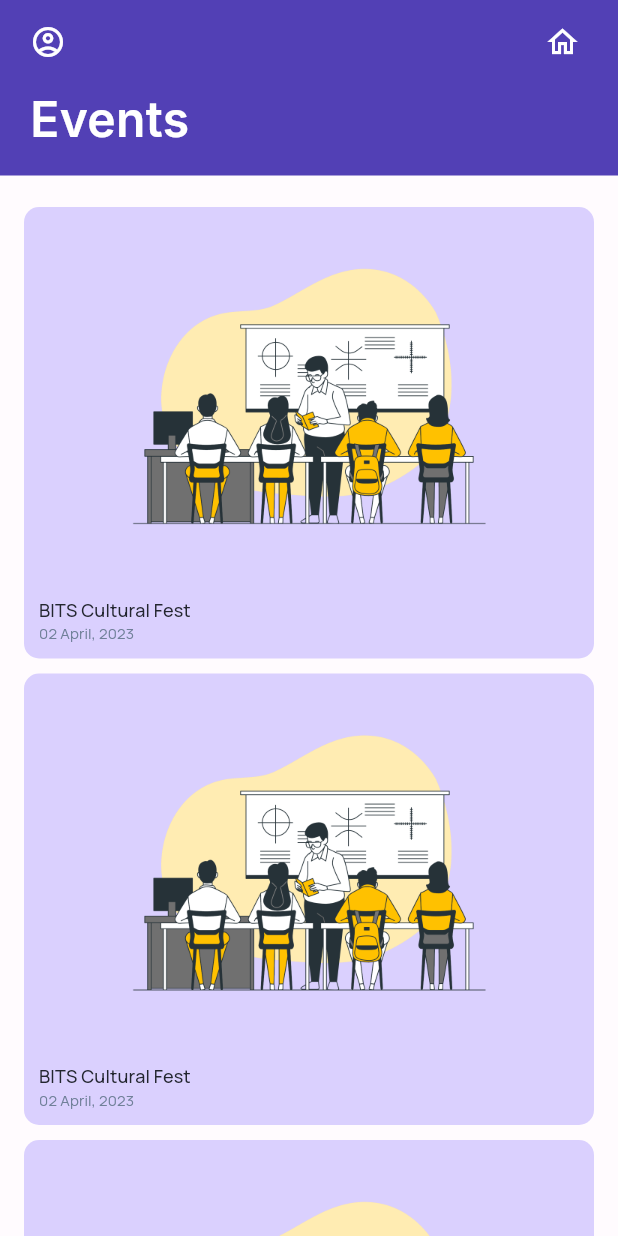
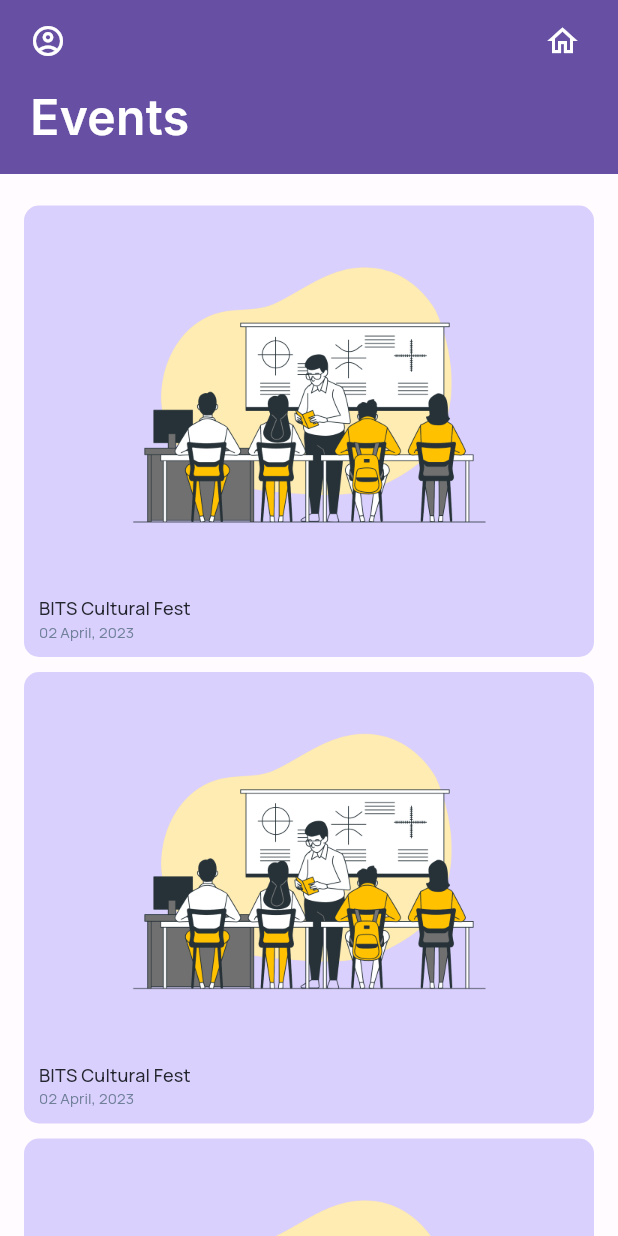
Before and after one commit to Meghashyam1218/BEAM, a Flutter app: the EventsClg screen opened by its route, on a phone screen of 412 x 824 dp. Run offline on Flutter 3.47's test engine with Material 2 defaults, Android fonts, the phone set to English and light mode, and no system bars; our stand-ins replace go_router, google_fonts.

Commit message:
appbar changes

```diff
--- a/lib/screens/utilis/events.dart
+++ b/lib/screens/utilis/events.dart
@@ -1,3 +1,4 @@
+import 'package:beam/components/appbar.dart';
 import 'package:flutter/material.dart';
 import 'package:go_router/go_router.dart';
 import 'package:google_fonts/google_fonts.dart';
@@ -14,54 +15,9 @@
   Widget build(BuildContext context) {
     return SafeArea(
       child: Scaffold(
-        appBar: AppBar(
-          foregroundColor: const Color.fromARGB(255, 0, 0, 0),
-          backgroundColor: const Color.fromARGB(255, 82, 64, 181),
-          shadowColor: const Color.fromARGB(0, 0, 0, 0),
-          leading: Padding(
-            padding: const EdgeInsets.symmetric(horizontal: 20),
-            child: GestureDetector(
-              onTap: ((() {})),
-              child: const Icon(
-                Icons.account_circle_outlined,
-                size: 24,
-                color: Color.fromARGB(255, 255, 255, 255),
-              ),
-            ),
-          ),
-          actions: [
-            GestureDetector(
-              onTap: (() {
-                GoRouter.of(context).pop();
-              }),
-              child: const Padding(
-                padding: EdgeInsets.symmetric(horizontal: 25),
-                child: Icon(
-                  Icons.home_outlined,
-                  size: 24,
-                  color: Color.fromARGB(255, 255, 255, 255),
-                ),
-              ),
-            )
-          ],
-        ),
+        appBar: BeamAppBar(name: "Events"),
         body: Column(
           children: [
-            Container(
-              width: double.infinity,
-              color: const Color(0xff5240b5),
-              child: Padding(
-                padding: const EdgeInsets.only(left: 20, bottom: 15),
-                child: Text(
-                  "Events",
-                  style: GoogleFonts.inter(
-                    fontSize: 32,
-                    fontWeight: FontWeight.w600,
-                    color: Colors.white,
-                  ),
-                ),
-              ),
-            ),
             Expanded(
               child: Padding(
                 padding: const EdgeInsets.only(left: 16, right: 16, top: 16),
@@ -137,7 +93,6 @@
   @override
   Widget build(BuildContext context) {
     return const Center(
-
       child: Image(
         image: AssetImage('assets/login(1).png'),
         height: 250,
```
Also changed, not shown: lib/screens/student/dashboard.dart (+3 -7 lines), lib/screens/student/feedues.dart (+20 -8 lines), lib/screens/student/notifications.dart (+3 -33 lines), lib/screens/student/timetable.dart (+4 -45 lines), lib/screens/utilis/profileedit.dart (+125 -0 lines).
